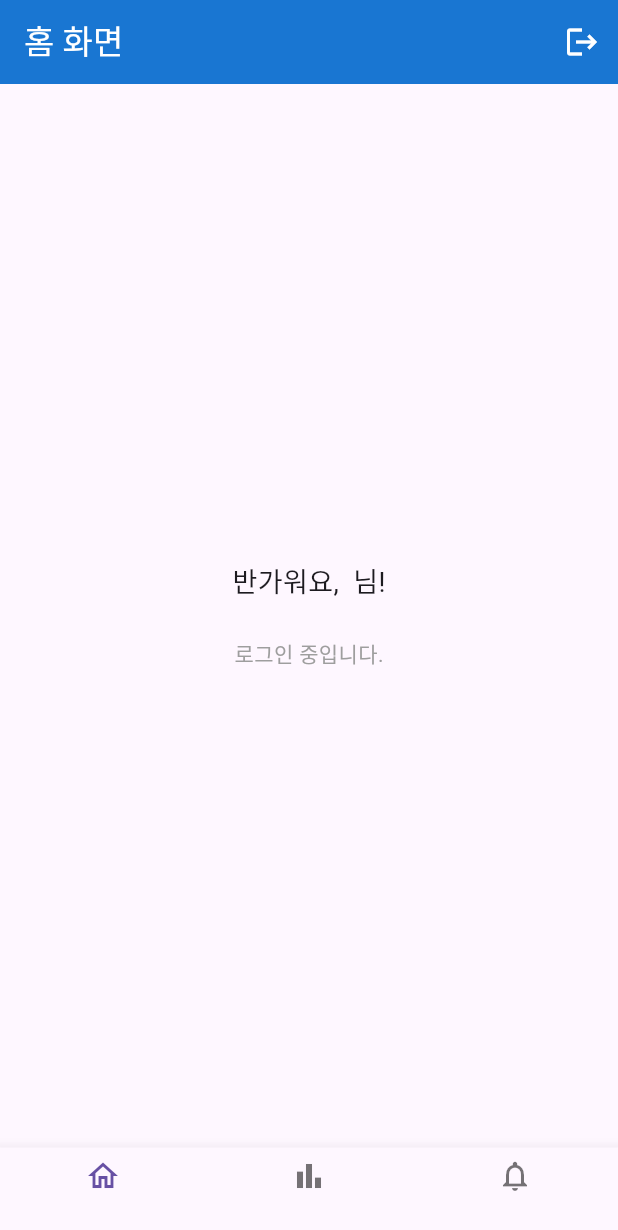
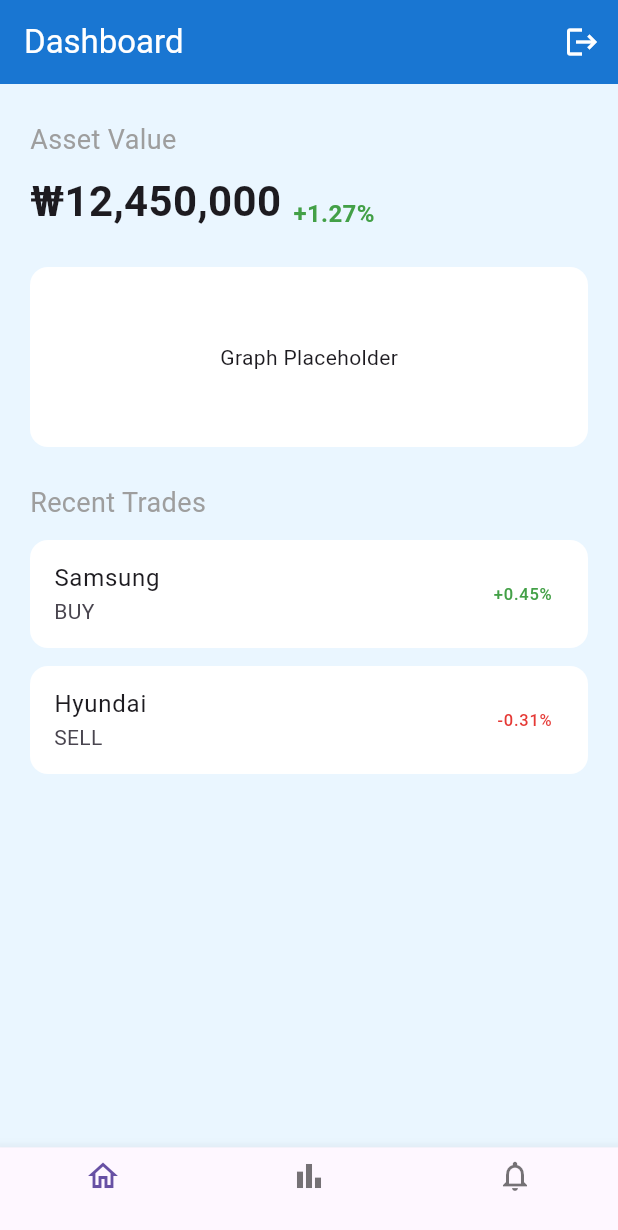
Before and after one commit to roychoi1012/scalping_help_app, a Flutter app: the HomeScreen screen opened by its route, on a phone screen of 412 x 824 dp. Shown: the top 1230 px of the screen. Run offline on Flutter 3.47's test engine with Material 3 defaults, Android fonts, the phone set to English and light mode, and no system bars; our stand-ins replace animated_toggle_switch, firebase_auth, firebase_core, flutter_local_notifications, go_router, google_sign_in; accounts and stored records are empty.

Commit message:
feat: 더미데이터 생성

```diff
--- a/lib/presentation/screen/home/home_screen.dart
+++ b/lib/presentation/screen/home/home_screen.dart
@@ -10,8 +10,9 @@ class HomeScreen extends StatelessWidget {
     final user = FirebaseAuth.instance.currentUser;
 
     return Scaffold(
+      backgroundColor: const Color(0xFFEAF6FF), // 부드러운 파란색 배경
       appBar: AppBar(
-        title: const Text('홈 화면'),
+        title: const Text('Dashboard'),
         backgroundColor: const Color(0xFF1976D2),
         foregroundColor: Colors.white,
         actions: [
@@ -28,35 +29,84 @@ class HomeScreen extends StatelessWidget {
             ),
         ],
       ),
-      body: Center(
+      body: Padding(
+        padding: const EdgeInsets.symmetric(horizontal: 20, vertical: 24),
         child: Column(
-          mainAxisAlignment: MainAxisAlignment.center,
+          crossAxisAlignment: CrossAxisAlignment.start,
           children: [
-            if (user == null) ...[
-              ElevatedButton(
-                onPressed: () {
-                  context.go('/signup');
-                },
-                child: const Text('회원가입 하러가기'),
+            const Text(
+              'Asset Value',
+              style: TextStyle(fontSize: 18, color: Colors.grey),
+            ),
+            const SizedBox(height: 8),
+            Row(
+              crossAxisAlignment: CrossAxisAlignment.end,
+              children: [
+                const Text(
+                  '₩12,450,000',
+                  style: TextStyle(fontSize: 28, fontWeight: FontWeight.bold),
+                ),
+                const SizedBox(width: 8),
+                Text(
+                  '+1.27%',
+                  style: TextStyle(
+                    fontSize: 16,
+                    color: Colors.green.shade600,
+                    fontWeight: FontWeight.bold,
+                  ),
+                ),
+              ],
+            ),
+            const SizedBox(height: 24),
+
+            // 간단한 그래프 영역 (Placeholder로)
+            Container(
+              height: 120,
+              decoration: BoxDecoration(
+                color: Colors.white,
+                borderRadius: BorderRadius.circular(12),
               ),
-              const SizedBox(height: 16),
-              ElevatedButton(
-                onPressed: () {
-                  context.go('/sign_in');
-                },
-                child: const Text('로그인 하러가기'),
+              child: const Center(child: Text('Graph Placeholder')),
+            ),
+
+            const SizedBox(height: 24),
+
+            const Text(
+              'Recent Trades',
+              style: TextStyle(fontSize: 18, color: Colors.grey),
+            ),
+            const SizedBox(height: 12),
+
+            // 최근 거래 리스트
+            Container(
+              decoration: BoxDecoration(
+                color: Colors.white,
+                borderRadius: BorderRadius.circular(12),
               ),
-            ] else ...[
-              Text(
-                '반가워요, ${user.email} 님!',
-                style: const TextStyle(fontSize: 18),
+              child: ListTile(
+                title: const Text('Samsung'),
+                subtitle: const Text('BUY'),
+                trailing: Text(
+                  '+0.45%',
+                  style: TextStyle(color: Colors.green.shade600),
+                ),
               ),
-              const SizedBox(height: 24),
-              const Text(
-                '로그인 중입니다.',
-                style: TextStyle(color: Colors.grey),
+            ),
+            const SizedBox(height: 12),
+            Container(
+              decoration: BoxDecoration(
+                color: Colors.white,
+                borderRadius: BorderRadius.circular(12),
               ),
-            ],
+              child: ListTile(
+                title: const Text('Hyundai'),
+                subtitle: const Text('SELL'),
+                trailing: Text(
+                  '-0.31%',
+                  style: TextStyle(color: Colors.red.shade600),
+                ),
+              ),
+            ),
           ],
         ),
       ),
```
Also changed, not shown: assets/json/dummy_trade_data.json (added, +37 -0 lines).
